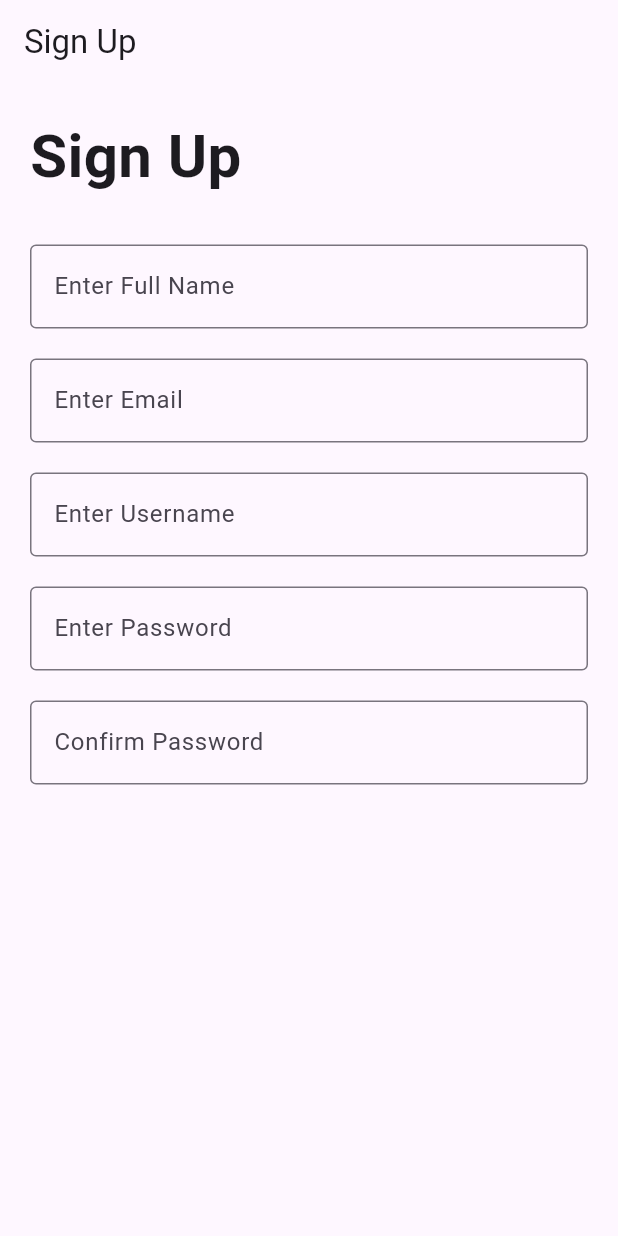
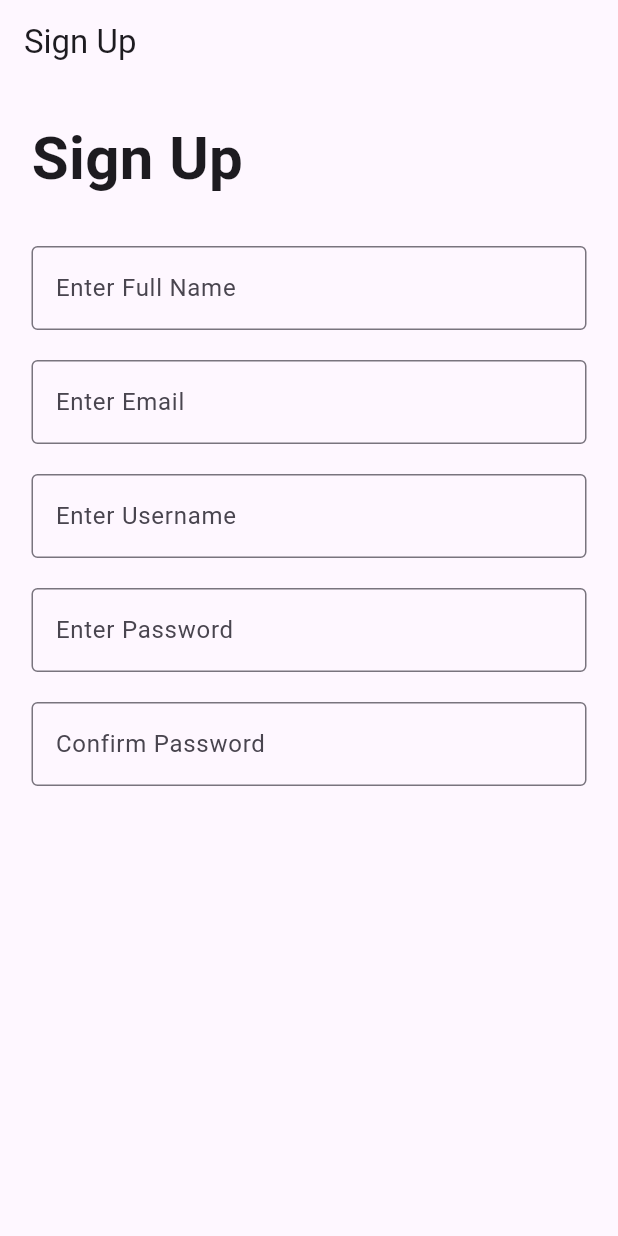
Before and after one commit to Kwode/auth_practice, a Flutter app: the screen it shows after launch, on a phone screen of 412 x 824 dp. Run offline on Flutter 3.47's test engine with Material 3 defaults, Android fonts, the phone set to English and light mode, and no system bars.

Commit message:
Just testing git cli actions

```diff
--- a/lib/pages/sign_up_page.dart
+++ b/lib/pages/sign_up_page.dart
@@ -21,7 +21,7 @@ class _SignUpPageState extends State<SignUpPage> {
       ),
       body: Center(
         child: Padding(
-          padding: const EdgeInsets.all(20.0),
+          padding: const EdgeInsets.all(21.0),
           child: ListView(
             children: [
               Text(
```
